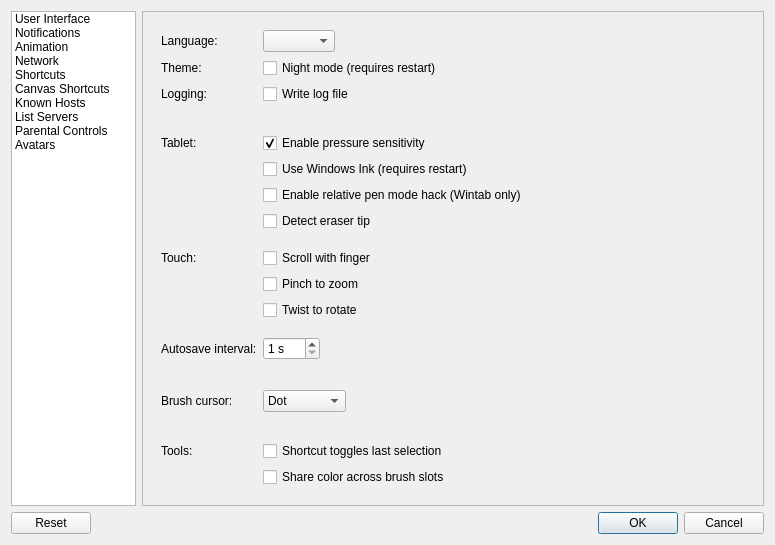
This is src/desktop/ui/settings.ui in drawpile/Drawpile as Qt 5 draws it before an edit. The edited form follows.
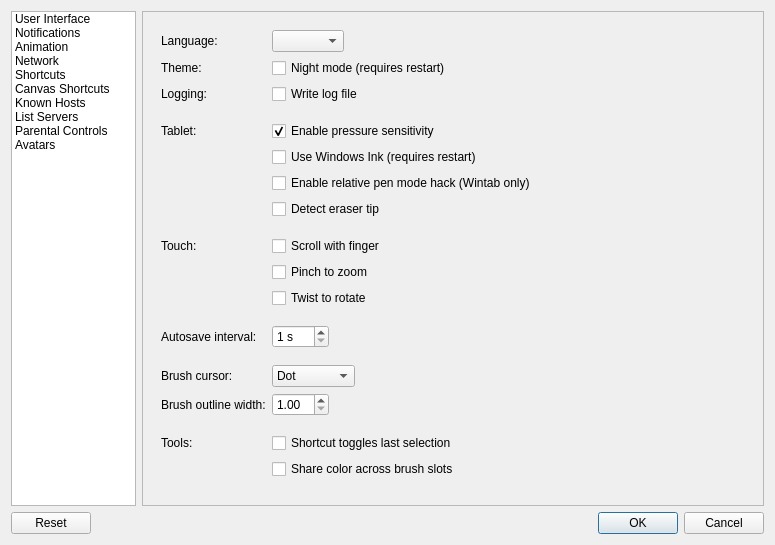
This is the edited form. The open tabs and pages were chosen to show the change. Icons and pictures are not drawn. Custom widgets are drawn as their Qt base class.

Commit message:
Allow changing the brush cursor outline width
It being just one pixel wide makes it kinda hard to see. This commit
adds a setting that allows making it wider.

Patch:
```diff
--- a/src/desktop/ui/settings.ui
+++ b/src/desktop/ui/settings.ui
@@ -132,6 +132,9 @@
               <property name="orientation">
                <enum>Qt::Vertical</enum>
               </property>
+              <property name="sizeType">
+               <enum>QSizePolicy::Fixed</enum>
+              </property>
               <property name="sizeHint" stdset="0">
                <size>
                 <width>20</width>
@@ -263,6 +266,9 @@
               <property name="orientation">
                <enum>Qt::Vertical</enum>
               </property>
+              <property name="sizeType">
+               <enum>QSizePolicy::Fixed</enum>
+              </property>
               <property name="sizeHint" stdset="0">
                <size>
                 <width>20</width>
@@ -271,13 +277,6 @@
               </property>
              </spacer>
             </item>
-            <item row="18" column="0">
-             <widget class="QLabel" name="label_16">
-              <property name="text">
-               <string>Brush cursor:</string>
-              </property>
-             </widget>
-            </item>
             <item row="18" column="1">
              <widget class="QComboBox" name="brushCursorBox">
               <item>
@@ -297,40 +296,73 @@
               </item>
              </widget>
             </item>
-            <item row="19" column="1">
-             <spacer name="verticalSpacer">
-              <property name="orientation">
-               <enum>Qt::Vertical</enum>
-              </property>
-              <property name="sizeHint" stdset="0">
-               <size>
-                <width>20</width>
-                <height>5</height>
-               </size>
-              </property>
-             </spacer>
-            </item>
-            <item row="20" column="0">
+            <item row="23" column="0">
              <widget class="QLabel" name="label_2">
               <property name="text">
                <string>Tools:</string>
               </property>
              </widget>
             </item>
-            <item row="20" column="1">
+            <item row="23" column="1">
              <widget class="QCheckBox" name="toolToggleShortcut">
               <property name="text">
                <string>Shortcut toggles last selection</string>
               </property>
              </widget>
             </item>
-            <item row="21" column="1">
+            <item row="24" column="1">
              <widget class="QCheckBox" name="shareBrushSlotColor">
               <property name="text">
                <string>Share color across brush slots</string>
               </property>
              </widget>
             </item>
+            <item row="20" column="1">
+             <widget class="QDoubleSpinBox" name="brushOutlineWidth">
+              <property name="minimum">
+               <double>1.000000000000000</double>
+              </property>
+              <property name="maximum">
+               <double>20.000000000000000</double>
+              </property>
+              <property name="singleStep">
+               <double>0.500000000000000</double>
+              </property>
+              <property name="value">
+               <double>1.000000000000000</double>
+              </property>
+             </widget>
+            </item>
+            <item row="21" column="1">
+             <spacer name="verticalSpacer">
+              <property name="orientation">
+               <enum>Qt::Vertical</enum>
+              </property>
+              <property name="sizeType">
+               <enum>QSizePolicy::Fixed</enum>
+              </property>
+              <property name="sizeHint" stdset="0">
+               <size>
+                <width>20</width>
+                <height>5</height>
+               </size>
+              </property>
+             </spacer>
+            </item>
+            <item row="18" column="0">
+             <widget class="QLabel" name="label_16">
+              <property name="text">
+               <string>Brush cursor:</string>
+              </property>
+             </widget>
+            </item>
+            <item row="20" column="0">
+             <widget class="QLabel" name="label_30">
+              <property name="text">
+               <string>Brush outline width:</string>
+              </property>
+             </widget>
+            </item>
            </layout>
           </widget>
           <widget class="QWidget" name="page_2">
```
The commit also changes 4 other files.
